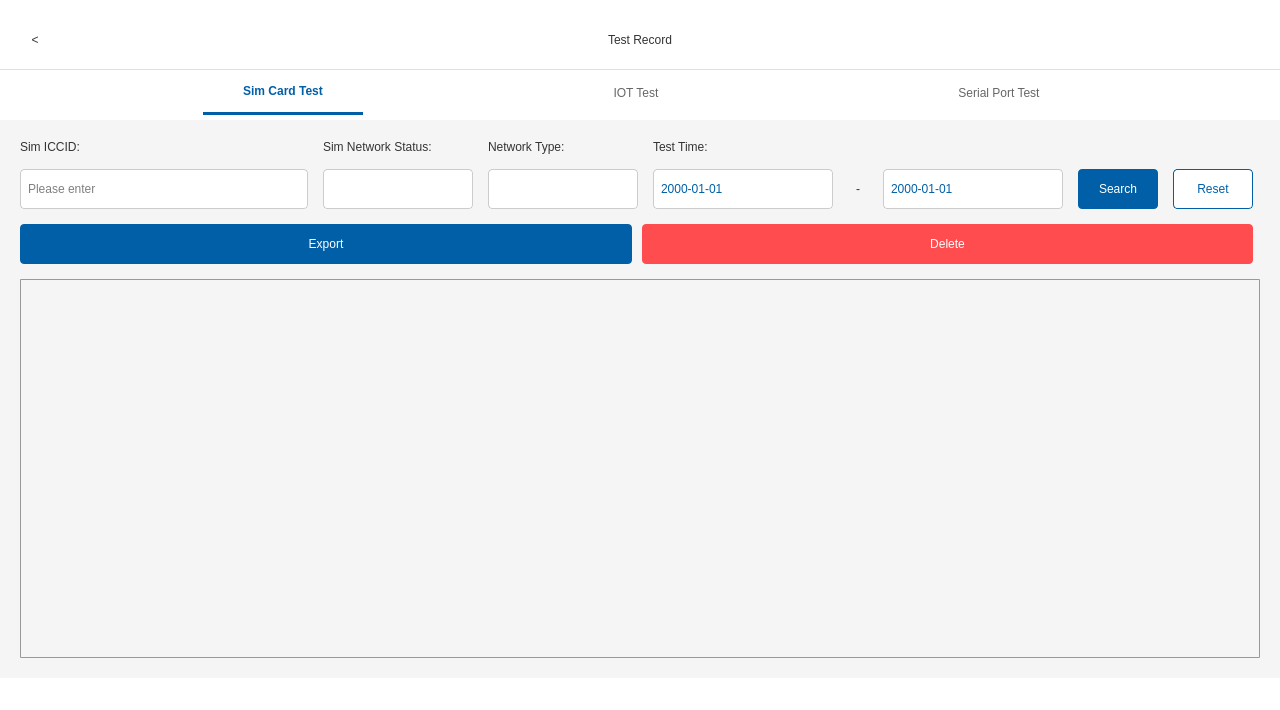
First picture: the form in client/src/BackendWnd.ui, repository 13007124563/ToolingBoardTest, before the edit.
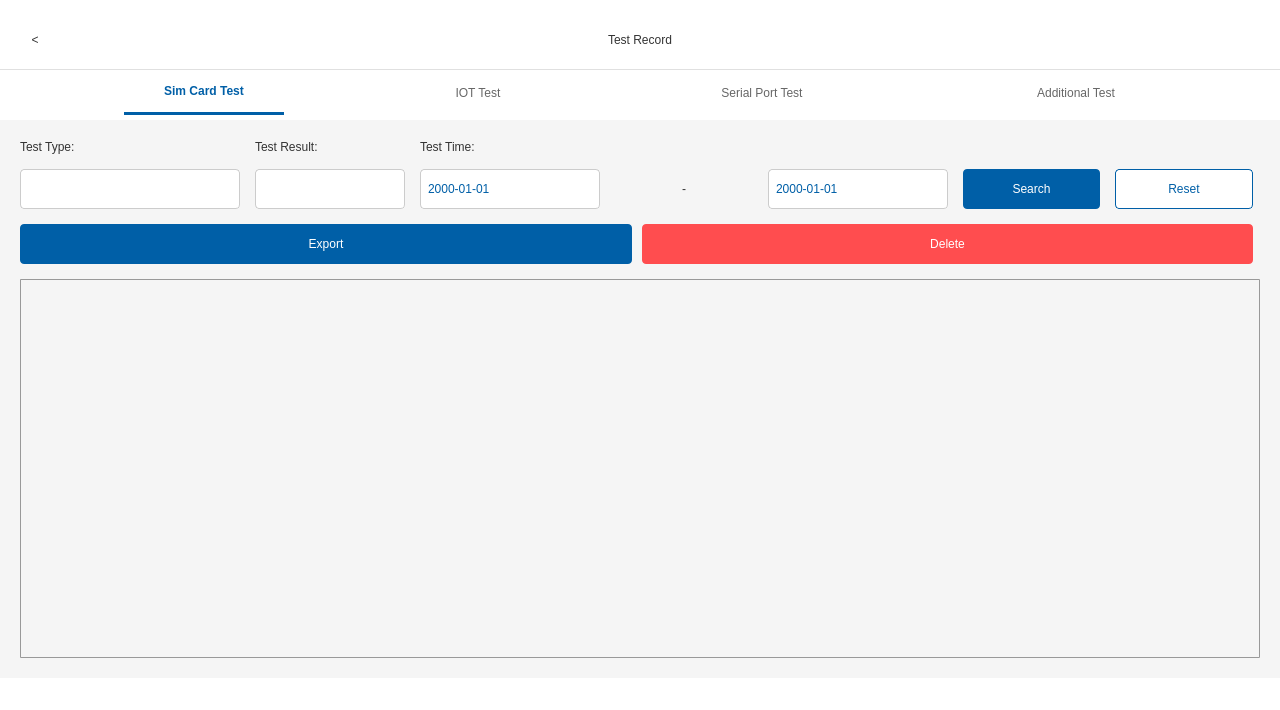
Second picture: the form after the edit. The open tabs and pages were chosen to show the change. Icons and pictures are not drawn.

```diff
--- a/client/src/BackendWnd.ui
+++ b/client/src/BackendWnd.ui
@@ -938,6 +938,37 @@
             </property>
            </widget>
           </item>
+          <item>
+           <widget class="QToolButton" name="btn_navi_extra">
+            <property name="enabled">
+             <bool>true</bool>
+            </property>
+            <property name="minimumSize">
+             <size>
+              <width>140</width>
+              <height>40</height>
+             </size>
+            </property>
+            <property name="maximumSize">
+             <size>
+              <width>180</width>
+              <height>40</height>
+             </size>
+            </property>
+            <property name="text">
+             <string>Additional Test</string>
+            </property>
+            <property name="checkable">
+             <bool>true</bool>
+            </property>
+            <property name="autoExclusive">
+             <bool>true</bool>
+            </property>
+            <property name="toolButtonStyle">
+             <enum>Qt::ToolButtonTextOnly</enum>
+            </property>
+           </widget>
+          </item>
           <item>
            <spacer name="navi_spacer">
             <property name="orientation">
@@ -1194,6 +1225,86 @@
            </item>
           </layout>
          </widget>
+         <widget class="QWidget" name="page_extra">
+          <property name="styleSheet">
+             <string notr="true">
+#wnd_extra_filters QLabel { font: 12pt &quot;微软雅黑&quot;; color: #333333; }
+#wnd_extra_filters QLineEdit { border: 1px solid #CCCCCC; border-radius: 4px; padding: 5px; font: 12pt &quot;微软雅黑&quot;; background: #FFFFFF; }
+#wnd_extra_filters QComboBox { border: 1px solid #CCCCCC; border-radius: 4px; padding: 5px; font: 12pt &quot;微软雅黑&quot;; background: #FFFFFF; }
+#wnd_extra_filters QDateEdit { border: 1px solid #CCCCCC; border-radius: 4px; padding: 5px; font: 12pt &quot;微软雅黑&quot;; background: #FFFFFF; }
+#btn_extra_record_query { background-color: #005FA7; color: #FFFFFF; border-radius: 4px; font: 12pt &quot;微软雅黑&quot;; border: none; }
+#btn_extra_record_reset { background-color: #FFFFFF; color: #005FA7; border: 1px solid #005FA7; border-radius: 4px; font: 12pt &quot;微软雅黑&quot;; }
+#btn_extra_record_export_excel { background-color: #005FA7; color: #FFFFFF; border-radius: 4px; font: 12pt &quot;微软雅黑&quot;; border: none; }
+#btn_extra_record_delete { background-color: #FF4D4F; color: #FFFFFF; border-radius: 4px; font: 12pt &quot;微软雅黑&quot;; border: none; }
+             </string>
+          </property>
+          <layout class="QVBoxLayout" name="verticalLayout_extra">
+           <property name="spacing"> <number>15</number> </property>
+           <property name="leftMargin"> <number>20</number> </property>
+           <property name="topMargin"> <number>20</number> </property>
+           <property name="rightMargin"> <number>20</number> </property>
+           <property name="bottomMargin"> <number>20</number> </property>
+           
+           <item>
+            <widget class="QWidget" name="wnd_extra_filters" native="true">
+             <layout class="QGridLayout" name="gridLayout_extra_filters">
+              <property name="margin"> <number>0</number> </property>
+              <property name="spacing"> <number>15</number> </property>
+              
+              <item row="0" column="0"> <widget class="QLabel" name="lb_extra_record_type"> <property name="text"> <string>Test Type:</string> </property> </widget> </item>
+              <item row="1" column="0"> <widget class="QComboBox" name="combo_extra_record_type"> <property name="minimumSize"> <size> <width>220</width> <height>40</height> </size> </property> </widget> </item>
+              
+              <item row="0" column="1"> <widget class="QLabel" name="lb_extra_record_result"> <property name="text"> <string>Test Result:</string> </property> </widget> </item>
+              <item row="1" column="1"> <widget class="QComboBox" name="combo_extra_record_result"> <property name="minimumSize"> <size> <width>150</width> <height>40</height> </size> </property> </widget> </item>
+
+              <item row="0" column="2" colspan="3"> <widget class="QLabel" name="lb_extra_record_test_time"> <property name="text"> <string>Test Time:</string> </property> </widget> </item>
+              <item row="1" column="2"> 
+                <widget class="QDateEdit" name="edt_extra_record_begin_date"> 
+                   <property name="displayFormat"> <string>yyyy-MM-dd</string> </property> 
+                   <property name="calendarPopup"> <bool>true</bool> </property> 
+                   <property name="minimumSize"> <size> <width>180</width> <height>40</height> </size> </property> 
+                </widget> 
+              </item>
+              <item row="1" column="3"> <widget class="QLabel" name="lb_extra_to"> <property name="text"> <string>-</string> </property> <property name="alignment"> <set>Qt::AlignCenter</set> </property> <property name="minimumSize"> <size> <width>20</width> <height>40</height> </size> </property> </widget> </item>
+              <item row="1" column="4"> 
+                <widget class="QDateEdit" name="edt_extra_record_end_date"> 
+                   <property name="displayFormat"> <string>yyyy-MM-dd</string> </property> 
+                   <property name="calendarPopup"> <bool>true</bool> </property> 
+                   <property name="minimumSize"> <size> <width>180</width> <height>40</height> </size> </property> 
+                </widget> 
+              </item>
+              
+              <item row="1" column="5"> <widget class="QPushButton" name="btn_extra_record_query"> <property name="text"> <string>Search</string> </property> <property name="minimumSize"> <size> <width>80</width> <height>40</height> </size> </property> </widget> </item>
+              <item row="1" column="6"> <widget class="QPushButton" name="btn_extra_record_reset"> <property name="text"> <string>Reset</string> </property> <property name="minimumSize"> <size> <width>80</width> <height>40</height> </size> </property> </widget> </item>
+              
+              <item row="1" column="7"> <spacer name="spacer_extra_filters"> <property name="orientation"> <enum>Qt::Horizontal</enum> </property> </spacer> </item>
+             </layout>
+            </widget>
+           </item>
+
+           <item>
+            <widget class="QWidget" name="wnd_extra_actions" native="true">
+             <layout class="QHBoxLayout" name="hbox_extra_actions">
+              <property name="margin"> <number>0</number> </property>
+              <property name="spacing"> <number>10</number> </property>
+              <item> <widget class="QPushButton" name="btn_extra_record_export_excel"> <property name="text"> <string>Export</string> </property> <property name="minimumSize"> <size> <width>80</width> <height>40</height> </size> </property> </widget> </item>
+              <item> <widget class="QPushButton" name="btn_extra_record_delete"> <property name="text"> <string>Delete</string> </property> <property name="minimumSize"> <size> <width>80</width> <height>40</height> </size> </property> </widget> </item>
+              <item> <spacer name="spacer_extra_actions"> <property name="orientation"> <enum>Qt::Horizontal</enum> </property> </spacer> </item>
+             </layout>
+            </widget>
+           </item>
+           
+           <item>
+            <widget class="QTableView" name="tb_extra_record_result">
+             <property name="selectionBehavior"> <enum>QAbstractItemView::SelectRows</enum> </property>
+             <property name="sortingEnabled"> <bool>true</bool> </property>
+             <property name="verticalScrollBarPolicy"> <enum>Qt::ScrollBarAsNeeded</enum> </property>
+             <property name="alternatingRowColors"> <bool>true</bool> </property>
+             <attribute name="horizontalHeaderStretchLastSection"> <bool>true</bool> </attribute>
+            </widget>
+           </item>
+          </layout>
+         </widget>
         </widget>
 
        </item>
```
